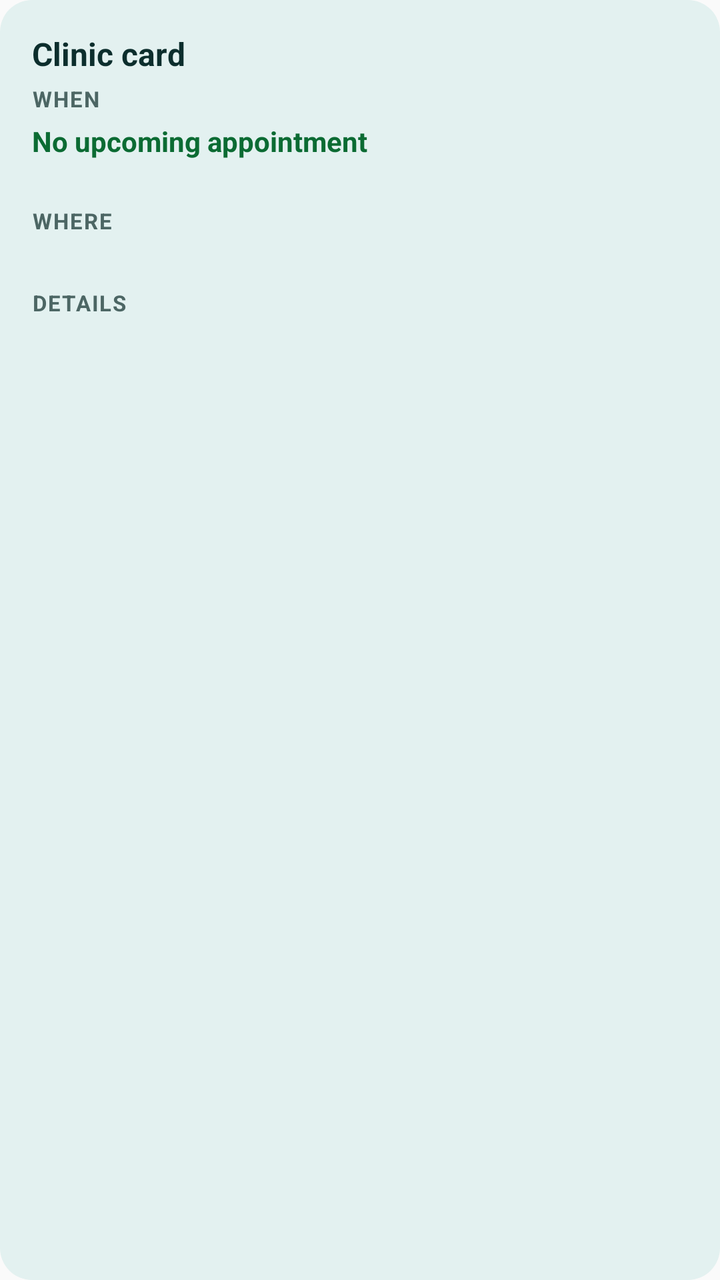
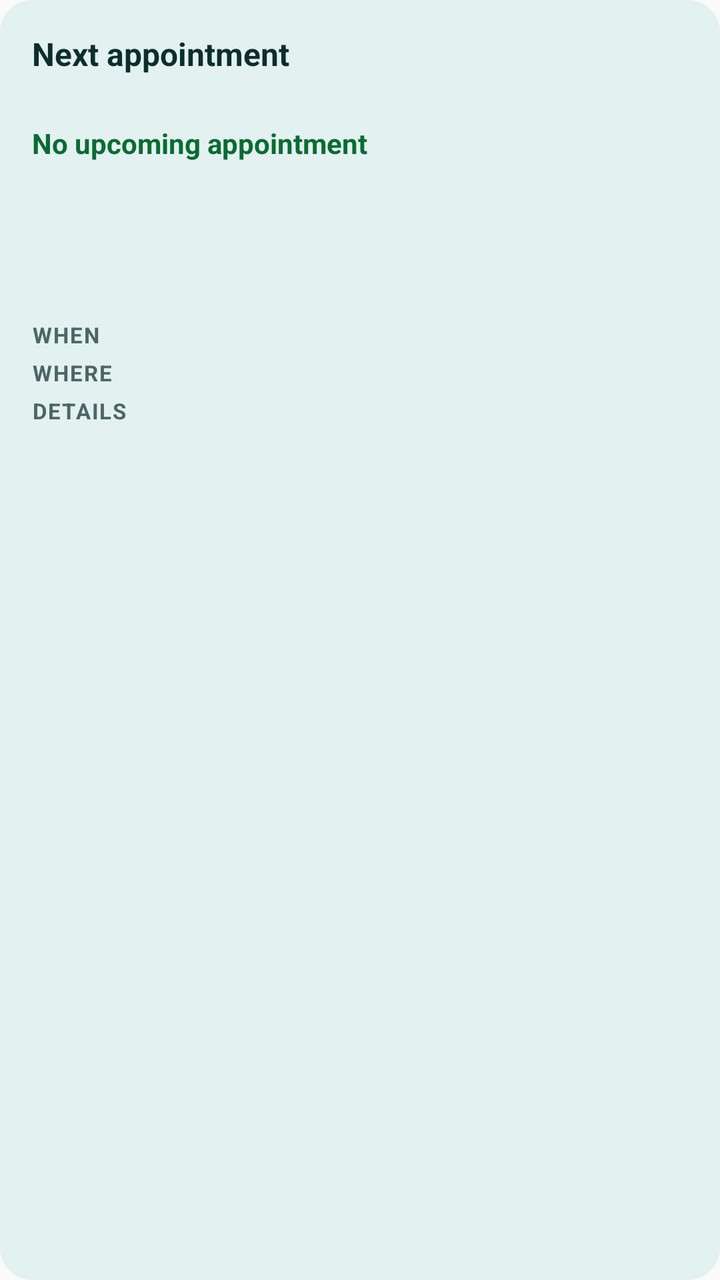

Screens rendered from an Android XML layout before and after an edit, with the pre-edit source and the edit as a unified diff.
<!-- AndroidManifest.xml: application theme AppTheme -->
<!-- res/layout/clinic_card_widget.xml -->
<?xml version="1.0" encoding="utf-8"?>
<FrameLayout xmlns:android="http://schemas.android.com/apk/res/android" android:id="@+id/widget_root" android:layout_width="match_parent" android:layout_height="match_parent" android:padding="16dp" android:background="@drawable/widget_background">

    <TextView
        android:id="@+id/widget_clinic_title"
        android:layout_gravity="top|start"
        android:layout_width="wrap_content"
        android:layout_height="wrap_content"
        android:text="Clinic card"
        android:textSize="16sp"
        android:textColor="@color/widget_text_primary"
        android:textStyle="bold"
        android:maxLines="2"
        android:ellipsize="end"
        android:breakStrategy="simple" />

    
    <TextView
        android:id="@+id/widget_clinic_heading_when"
        android:layout_gravity="top|start"
        android:layout_width="wrap_content"
        android:layout_height="wrap_content"
        android:layout_marginTop="26dp"
        android:text="When"
        android:textSize="11sp"
        android:textColor="@color/widget_text_muted"
        android:textStyle="bold"
        android:letterSpacing="0.06"
        android:textAllCaps="true"
        android:maxLines="1"
        android:ellipsize="end"
        android:breakStrategy="simple" />

    <TextView
        android:id="@+id/widget_clinic_date"
        android:layout_gravity="top|start"
        android:layout_width="wrap_content"
        android:layout_height="wrap_content"
        android:layout_marginTop="45dp"
        android:text="No upcoming appointment"
        android:textSize="14sp"
        android:textColor="@color/widget_good"
        android:textStyle="bold"
        android:maxLines="2"
        android:ellipsize="end"
        android:breakStrategy="simple" />

    <TextView
        android:id="@+id/widget_clinic_visit_time"
        android:layout_gravity="top|start"
        android:layout_width="wrap_content"
        android:layout_height="wrap_content"
        android:layout_marginTop="68dp"
        android:text=""
        android:textSize="13sp"
        android:textColor="@color/widget_text_primary"
        android:maxLines="1"
        android:ellipsize="end"
        android:breakStrategy="simple" />

    
    <TextView
        android:id="@+id/widget_clinic_heading_where"
        android:layout_gravity="top|start"
        android:layout_width="wrap_content"
        android:layout_height="wrap_content"
        android:layout_marginTop="87dp"
        android:text="Where"
        android:textSize="11sp"
        android:textColor="@color/widget_text_muted"
        android:textStyle="bold"
        android:letterSpacing="0.06"
        android:textAllCaps="true"
        android:maxLines="1"
        android:ellipsize="end"
        android:breakStrategy="simple" />

    <TextView
        android:id="@+id/widget_clinic_location"
        android:layout_gravity="top|start"
        android:layout_width="wrap_content"
        android:layout_height="wrap_content"
        android:layout_marginTop="106dp"
        android:text=""
        android:textSize="12sp"
        android:textColor="@color/widget_accent"
        android:textStyle="bold"
        android:maxLines="2"
        android:ellipsize="end"
        android:breakStrategy="simple" />

    
    <TextView
        android:id="@+id/widget_clinic_heading_details"
        android:layout_gravity="top|start"
        android:layout_width="wrap_content"
        android:layout_height="wrap_content"
        android:layout_marginTop="128dp"
        android:text="Details"
        android:textSize="11sp"
        android:textColor="@color/widget_text_muted"
        android:textStyle="bold"
        android:letterSpacing="0.06"
        android:textAllCaps="true"
        android:maxLines="1"
        android:ellipsize="end"
        android:breakStrategy="simple" />

    <TextView
        android:id="@+id/widget_clinic_clinic_num"
        android:layout_gravity="top|start"
        android:layout_width="wrap_content"
        android:layout_height="wrap_content"
        android:layout_marginTop="145dp"
        android:text=""
        android:textSize="12sp"
        android:textColor="@color/widget_text_primary"
        android:maxLines="1"
        android:ellipsize="end"
        android:breakStrategy="simple" />

    <TextView
        android:id="@+id/widget_clinic_tests"
        android:layout_gravity="top|start"
        android:layout_width="wrap_content"
        android:layout_height="wrap_content"
        android:layout_marginTop="162dp"
        android:text=""
        android:textSize="12sp"
        android:textColor="@color/widget_text_muted"
        android:maxLines="1"
        android:ellipsize="end"
        android:breakStrategy="simple" />

    <TextView
        android:id="@+id/widget_clinic_doctype"
        android:layout_gravity="top|start"
        android:layout_width="wrap_content"
        android:layout_height="wrap_content"
        android:layout_marginTop="179dp"
        android:text=""
        android:textSize="12sp"
        android:textColor="@color/widget_text_muted"
        android:maxLines="1"
        android:ellipsize="end"
        android:breakStrategy="simple" />

    <TextView
        android:id="@+id/widget_clinic_nhs_num"
        android:layout_gravity="top|start"
        android:layout_width="wrap_content"
        android:layout_height="wrap_content"
        android:layout_marginTop="196dp"
        android:text=""
        android:textSize="12sp"
        android:textColor="@color/widget_text_muted"
        android:visibility="gone"
        android:maxLines="1"
        android:ellipsize="end"
        android:breakStrategy="simple" />
</FrameLayout>
<!-- resources referenced by this layout -->
<resources>
  <color name="widget_accent">#00696B</color>
  <color name="widget_good">#0B6B33</color>
  <color name="widget_text_muted">#4C6664</color>
  <color name="widget_text_primary">#0C2E2D</color>
  <!-- drawable widget_background (drawable) -->
  <?xml version="1.0" encoding="utf-8"?>
  <shape xmlns:android="http://schemas.android.com/apk/res/android"
      android:shape="rectangle">
      <solid android:color="@color/widget_bg" />
      <corners android:radius="16dp" />
  </shape>
  <style name="AppTheme" parent="Theme.AppCompat.Light.DarkActionBar">
          
          <item name="colorPrimary">@color/colorPrimary</item>
          <item name="colorPrimaryDark">@color/colorPrimaryDark</item>
          <item name="colorAccent">@color/colorAccent</item>
          <item name="android:statusBarColor">@android:color/transparent</item>
          <item name="android:navigationBarColor">@android:color/transparent</item>
      </style>
  <color name="widget_bg">#E3F1F0</color>
</resources>

<!-- the commit's change to res/layout/clinic_card_widget.xml (unified diff, before → after) -->
@@ -1,12 +1,13 @@
 <?xml version="1.0" encoding="utf-8"?>
 <FrameLayout xmlns:android="http://schemas.android.com/apk/res/android" android:id="@+id/widget_root" android:layout_width="match_parent" android:layout_height="match_parent" android:padding="16dp" android:background="@drawable/widget_background">
 
+    
     <TextView
         android:id="@+id/widget_clinic_title"
         android:layout_gravity="top|start"
-        android:layout_width="wrap_content"
+        android:layout_width="match_parent"
         android:layout_height="wrap_content"
-        android:text="Clinic card"
+        android:text="Next appointment"
         android:textSize="16sp"
         android:textColor="@color/widget_text_primary"
         android:textStyle="bold"
@@ -16,11 +17,96 @@
 
     
     <TextView
+        android:id="@+id/widget_clinic_appt_title"
+        android:layout_gravity="top|start"
+        android:layout_width="match_parent"
+        android:layout_height="wrap_content"
+        android:layout_marginTop="23dp"
+        android:text=""
+        android:textSize="14sp"
+        android:textColor="@color/widget_text_primary"
+        android:textStyle="bold"
+        android:maxLines="2"
+        android:ellipsize="end"
+        android:breakStrategy="simple" />
+
+    
+    <TextView
+        android:id="@+id/widget_clinic_date"
+        android:layout_gravity="top|start"
+        android:layout_width="match_parent"
+        android:layout_height="wrap_content"
+        android:layout_marginTop="46dp"
+        android:text="No upcoming appointment"
+        android:textSize="14sp"
+        android:textColor="@color/widget_good"
+        android:textStyle="bold"
+        android:maxLines="2"
+        android:ellipsize="end"
+        android:breakStrategy="simple" />
+
+    
+    <TextView
+        android:id="@+id/widget_clinic_location"
+        android:layout_gravity="top|start"
+        android:layout_width="match_parent"
+        android:layout_height="wrap_content"
+        android:layout_marginTop="68dp"
+        android:text=""
+        android:textSize="12sp"
+        android:textColor="@color/widget_accent"
+        android:textStyle="bold"
+        android:maxLines="2"
+        android:ellipsize="end"
+        android:breakStrategy="simple" />
+
+    
+    <TextView
+        android:id="@+id/widget_clinic_tests"
+        android:layout_gravity="top|start"
+        android:layout_width="wrap_content"
+        android:layout_height="wrap_content"
+        android:layout_marginTop="87dp"
+        android:text=""
+        android:textSize="12sp"
+        android:textColor="@color/widget_text_muted"
+        android:maxLines="1"
+        android:ellipsize="end"
+        android:breakStrategy="simple" />
+
+    <TextView
+        android:id="@+id/widget_clinic_clinic_num"
+        android:layout_gravity="top|start"
+        android:layout_width="wrap_content"
+        android:layout_height="wrap_content"
+        android:layout_marginTop="106dp"
+        android:text=""
+        android:textSize="12sp"
+        android:textColor="@color/widget_text_primary"
+        android:maxLines="1"
+        android:ellipsize="end"
+        android:breakStrategy="simple" />
+
+    
+    <TextView
+        android:id="@+id/widget_clinic_visit_time"
+        android:layout_gravity="top|start"
+        android:layout_width="wrap_content"
+        android:layout_height="wrap_content"
+        android:layout_marginTop="125dp"
+        android:text=""
+        android:textSize="13sp"
+        android:textColor="@color/widget_text_primary"
+        android:maxLines="1"
+        android:ellipsize="end"
+        android:breakStrategy="simple" />
+
+    <TextView
         android:id="@+id/widget_clinic_heading_when"
         android:layout_gravity="top|start"
         android:layout_width="wrap_content"
         android:layout_height="wrap_content"
-        android:layout_marginTop="26dp"
+        android:layout_marginTop="144dp"
         android:text="When"
         android:textSize="11sp"
         android:textColor="@color/widget_text_muted"
@@ -32,39 +118,11 @@
         android:breakStrategy="simple" />
 
     <TextView
-        android:id="@+id/widget_clinic_date"
-        android:layout_gravity="top|start"
-        android:layout_width="wrap_content"
-        android:layout_height="wrap_content"
-        android:layout_marginTop="45dp"
-        android:text="No upcoming appointment"
-        android:textSize="14sp"
-        android:textColor="@color/widget_good"
-        android:textStyle="bold"
-        android:maxLines="2"
-        android:ellipsize="end"
-        android:breakStrategy="simple" />
-
-    <TextView
-        android:id="@+id/widget_clinic_visit_time"
-        android:layout_gravity="top|start"
-        android:layout_width="wrap_content"
-        android:layout_height="wrap_content"
-        android:layout_marginTop="68dp"
-        android:text=""
-        android:textSize="13sp"
-        android:textColor="@color/widget_text_primary"
-        android:maxLines="1"
-        android:ellipsize="end"
-        android:breakStrategy="simple" />
-
-    
-    <TextView
         android:id="@+id/widget_clinic_heading_where"
         android:layout_gravity="top|start"
         android:layout_width="wrap_content"
         android:layout_height="wrap_content"
-        android:layout_marginTop="87dp"
+        android:layout_marginTop="163dp"
         android:text="Where"
         android:textSize="11sp"
         android:textColor="@color/widget_text_muted"
@@ -75,27 +133,13 @@
         android:ellipsize="end"
         android:breakStrategy="simple" />
 
-    <TextView
-        android:id="@+id/widget_clinic_location"
-        android:layout_gravity="top|start"
-        android:layout_width="wrap_content"
-        android:layout_height="wrap_content"
-        android:layout_marginTop="106dp"
-        android:text=""
-        android:textSize="12sp"
-        android:textColor="@color/widget_accent"
-        android:textStyle="bold"
-        android:maxLines="2"
-        android:ellipsize="end"
-        android:breakStrategy="simple" />
-
     
     <TextView
         android:id="@+id/widget_clinic_heading_details"
         android:layout_gravity="top|start"
         android:layout_width="wrap_content"
         android:layout_height="wrap_content"
-        android:layout_marginTop="128dp"
+        android:layout_marginTop="182dp"
         android:text="Details"
         android:textSize="11sp"
         android:textColor="@color/widget_text_muted"
@@ -107,37 +151,11 @@
         android:breakStrategy="simple" />
 
     <TextView
-        android:id="@+id/widget_clinic_clinic_num"
-        android:layout_gravity="top|start"
-        android:layout_width="wrap_content"
-        android:layout_height="wrap_content"
-        android:layout_marginTop="145dp"
-        android:text=""
-        android:textSize="12sp"
-        android:textColor="@color/widget_text_primary"
-        android:maxLines="1"
-        android:ellipsize="end"
-        android:breakStrategy="simple" />
-
-    <TextView
-        android:id="@+id/widget_clinic_tests"
-        android:layout_gravity="top|start"
-        android:layout_width="wrap_content"
-        android:layout_height="wrap_content"
-        android:layout_marginTop="162dp"
-        android:text=""
-        android:textSize="12sp"
-        android:textColor="@color/widget_text_muted"
-        android:maxLines="1"
-        android:ellipsize="end"
-        android:breakStrategy="simple" />
-
-    <TextView
         android:id="@+id/widget_clinic_doctype"
         android:layout_gravity="top|start"
         android:layout_width="wrap_content"
         android:layout_height="wrap_content"
-        android:layout_marginTop="179dp"
+        android:layout_marginTop="201dp"
         android:text=""
         android:textSize="12sp"
         android:textColor="@color/widget_text_muted"
@@ -150,7 +168,7 @@
         android:layout_gravity="top|start"
         android:layout_width="wrap_content"
         android:layout_height="wrap_content"
-        android:layout_marginTop="196dp"
+        android:layout_marginTop="220dp"
         android:text=""
         android:textSize="12sp"
         android:textColor="@color/widget_text_muted"
